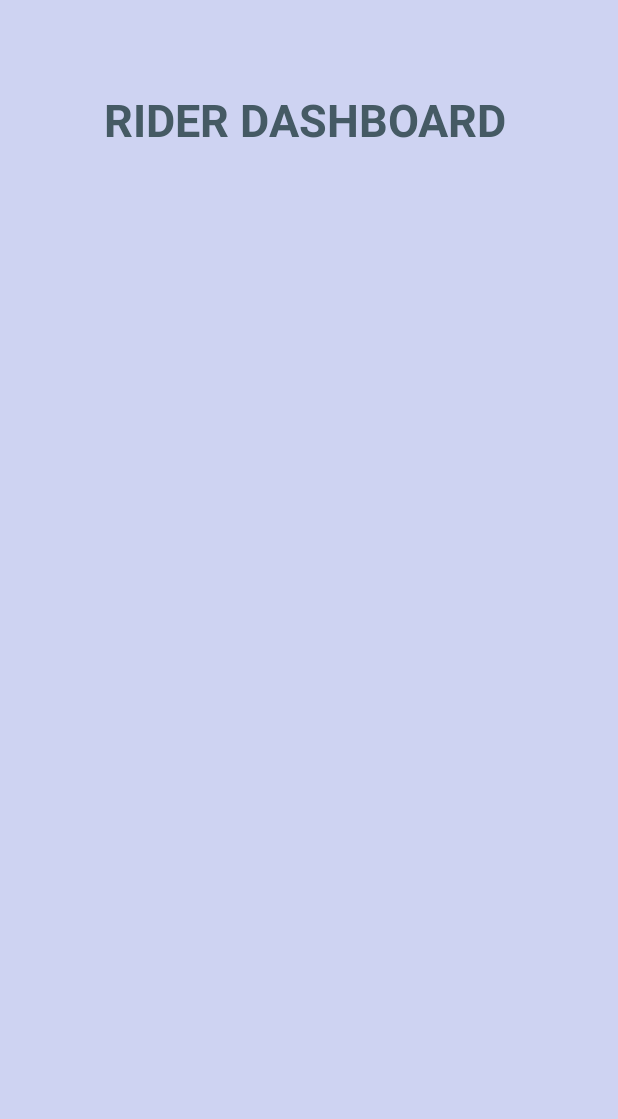
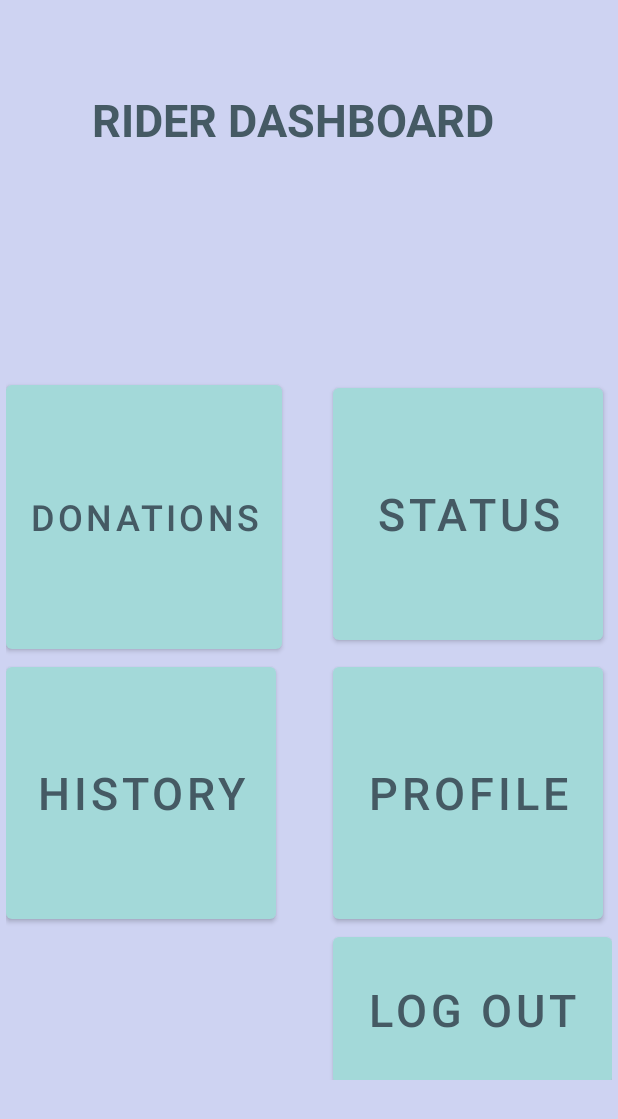
Before and after one commit to vmskonakanchi/SharedMeal, an Android app: the RiderDashboardActivity screen opened directly, with no data from a screen before it, on a phone screen of 412 x 824 dp. Shown: the top 1119 px of the screen. Run offline under Robolectric (Android 15) with nearby library versions, the phone set to English and light mode, and no system bars; our stand-ins replace Firebase (no records; nobody signed in at launch, a user with empty details on screens opened directly).

Commit message:
added RiderHistory and fixed some bugs

```diff
--- a/SharedMeal/app/src/main/AndroidManifest.xml
+++ b/SharedMeal/app/src/main/AndroidManifest.xml
@@ -14,6 +14,9 @@
         android:roundIcon="@mipmap/ic_launcher_round"
         android:supportsRtl="true"
         android:theme="@style/Theme.SharedMeal">
+        <activity
+            android:name="Rider.RiderHistory"
+            android:exported="false" />
         <activity
             android:name="Rider.RiderDashboardActivity"
             android:exported="false" />
--- a/SharedMeal/app/src/main/java/com/example/sharedmeal/Donor/HistoryActivity.java
+++ b/SharedMeal/app/src/main/java/com/example/sharedmeal/Donor/HistoryActivity.java
@@ -36,7 +36,7 @@ public class HistoryActivity extends AppCompatActivity {
         setContentView(R.layout.donor_history);
         user = FirebaseAuth.getInstance().getCurrentUser();
         list = findViewById(R.id.historyList);
-        db = FirebaseDatabase.getInstance(databaseurl).getReference().child("users").child("donors").child(user.getUid());
+        db = FirebaseDatabase.getInstance(databaseurl).getReference().child("users").child(MainActivity.type).child(user.getUid());
         try {
             UpdateList();
         } catch (NullPointerException e) {
@@ -50,7 +50,6 @@ public class HistoryActivity extends AppCompatActivity {
             @Override
             public void onDataChange(@NonNull DataSnapshot snapshot) {
                 result.add(snapshot.getValue(User.class).getRecentDonation());
-                Log.w("", snapshot.getValue(User.class).getRecentDonation());
                 adapter = new ArrayAdapter<>(HistoryActivity.this, android.R.layout.simple_list_item_activated_1, result);
                 list.setAdapter(adapter);
             }
--- a/SharedMeal/app/src/main/java/com/example/sharedmeal/Donor/MainActivity.java
+++ b/SharedMeal/app/src/main/java/com/example/sharedmeal/Donor/MainActivity.java
@@ -13,7 +13,6 @@ import com.example.sharedmeal.R;
 public class MainActivity extends AppCompatActivity {
 
     static String type;
-    static boolean isDonor;
 
     @Override
     protected void onCreate(Bundle savedInstanceState) {
@@ -25,7 +24,6 @@ public class MainActivity extends AppCompatActivity {
         //called when user clicks the donor button
         Intent donateIntent = new Intent(this, LoginActivity.class);
         donateIntent.putExtra("module", "donors");
-        isDonor = true;
         type = "donors";
         startActivity(donateIntent);
     }
--- a/SharedMeal/app/src/main/java/com/example/sharedmeal/Donor/RegisterActivity.java
+++ b/SharedMeal/app/src/main/java/com/example/sharedmeal/Donor/RegisterActivity.java
@@ -18,6 +18,9 @@ import com.google.firebase.auth.FirebaseAuth;
 import com.google.firebase.auth.UserProfileChangeRequest;
 import com.google.firebase.database.DatabaseReference;
 import com.google.firebase.database.FirebaseDatabase;
+
+import java.util.ArrayList;
+import java.util.List;
 
 public class RegisterActivity extends AppCompatActivity {
 
--- a/SharedMeal/app/src/main/java/com/example/sharedmeal/Donor/StatusActivity.java
+++ b/SharedMeal/app/src/main/java/com/example/sharedmeal/Donor/StatusActivity.java
@@ -18,6 +18,8 @@ import com.google.firebase.database.DatabaseReference;
 import com.google.firebase.database.FirebaseDatabase;
 import com.google.firebase.database.ValueEventListener;
 
+import java.util.ArrayList;
+
 public class StatusActivity extends AppCompatActivity {
 
     private boolean approved;
@@ -31,7 +33,7 @@ public class StatusActivity extends AppCompatActivity {
         super.onCreate(savedInstanceState);
         setContentView(R.layout.donor_status);
         db = FirebaseDatabase.getInstance("https://shared-meal-ce571-default-rtdb.asia-southeast1.firebasedatabase.app/")
-                .getReference("users").child("donors");
+                .getReference("users").child(MainActivity.type);
         user = FirebaseAuth.getInstance().getCurrentUser();
         uID = user.getUid();
         try {
--- /dev/null
+++ b/SharedMeal/app/src/main/res/layout/rider_dashboard.xml
@@ -0,0 +1,92 @@
+<?xml version="1.0" encoding="utf-8"?>
+<androidx.constraintlayout.widget.ConstraintLayout xmlns:android="http://schemas.android.com/apk/res/android"
+    xmlns:app="http://schemas.android.com/apk/res-auto"
+    xmlns:tools="http://schemas.android.com/tools"
+    android:layout_width="match_parent"
+    android:layout_height="match_parent"
+    tools:context="Rider.RiderDashboardActivity">
+
+    <TextView
+        android:id="@+id/textView"
+        android:layout_width="288dp"
+        android:layout_height="47dp"
+        android:text="RIDER DASHBOARD"
+        android:textColor="@color/text"
+        android:textSize="30sp"
+        android:textStyle="bold"
+        app:layout_constraintBottom_toBottomOf="parent"
+        app:layout_constraintEnd_toEndOf="parent"
+        app:layout_constraintHorizontal_bias="0.496"
+        app:layout_constraintStart_toStartOf="parent"
+        app:layout_constraintTop_toTopOf="parent"
+        app:layout_constraintVertical_bias="0.076" />
+
+    <androidx.gridlayout.widget.GridLayout
+        android:id="@+id/gridLayout"
+        android:layout_width="404dp"
+        android:layout_height="469dp"
+        app:layout_constraintBottom_toBottomOf="parent"
+        app:layout_constraintEnd_toEndOf="parent"
+        app:layout_constraintHorizontal_bias="0.461"
+        app:layout_constraintStart_toStartOf="parent"
+        app:layout_constraintTop_toTopOf="parent"
+        app:layout_constraintVertical_bias="0.707">
+
+        <Button
+            android:id="@+id/button5"
+            android:layout_width="wrap_content"
+            android:layout_height="188dp"
+            android:onClick="RiderDonations"
+            android:text="Donations"
+            android:textColor="@color/text"
+            android:textSize="24sp"
+            app:layout_column="0"
+            app:layout_row="0" />
+
+        <Button
+            android:id="@+id/button4"
+            android:layout_width="180dp"
+            android:layout_height="180dp"
+            android:onClick="RiderStatus"
+            android:text="Status"
+            android:textColor="@color/text"
+            android:textSize="30sp"
+            app:layout_column="2"
+            app:layout_row="0" />
+
+        <Button
+            android:id="@+id/button6"
+            android:layout_width="180dp"
+            android:layout_height="180dp"
+            android:onClick="RiderHistory"
+            android:text="History"
+            android:textColor="@color/text"
+            android:textSize="30sp"
+            app:layout_column="0"
+            app:layout_row="1" />
+
+        <Button
+            android:id="@+id/logout"
+            android:layout_width="186dp"
+            android:layout_height="109dp"
+            android:onClick="RiderLogOut"
+            android:text="Log Out"
+            android:textColor="@color/text"
+            android:textSize="30sp"
+            app:layout_column="2"
+            app:layout_row="2" />
+
+        <Button
+            android:id="@+id/button7"
+            android:layout_width="180dp"
+            android:layout_height="180dp"
+            android:onClick="RiderProfile"
+            android:text="PROFILE"
+            android:textColor="@color/text"
+            android:textSize="30sp"
+            app:layout_column="2"
+            app:layout_row="1" />
+
+    </androidx.gridlayout.widget.GridLayout>
+
+</androidx.constraintlayout.widget.ConstraintLayout>
--- a/SharedMeal/app/src/main/res/layout/rider_dashboard_acitivity.xml
+++ /dev/null
@@ -1,23 +0,0 @@
-<?xml version="1.0" encoding="utf-8"?>
-<androidx.constraintlayout.widget.ConstraintLayout xmlns:android="http://schemas.android.com/apk/res/android"
-    xmlns:app="http://schemas.android.com/apk/res-auto"
-    xmlns:tools="http://schemas.android.com/tools"
-    android:layout_width="match_parent"
-    android:layout_height="match_parent"
-    tools:context="Rider.RiderDashboardActivity">
-
-    <TextView
-        android:id="@+id/textView"
-        android:layout_width="272dp"
-        android:layout_height="41dp"
-        android:text="RIDER DASHBOARD"
-        android:textColor="@color/text"
-        android:textSize="30sp"
-        android:textStyle="bold"
-        app:layout_constraintBottom_toBottomOf="parent"
-        app:layout_constraintEnd_toEndOf="parent"
-        app:layout_constraintHorizontal_bias="0.496"
-        app:layout_constraintStart_toStartOf="parent"
-        app:layout_constraintTop_toTopOf="parent"
-        app:layout_constraintVertical_bias="0.076" />
-</androidx.constraintlayout.widget.ConstraintLayout>
```
Also changed, not shown: SharedMeal/app/src/main/java/Rider/RiderDashboardActivity.java (+48 -1 lines), SharedMeal/app/src/main/java/Rider/RiderHistory.java (added, +48 -0 lines), SharedMeal/app/src/main/java/com/example/sharedmeal/Donor/DashBoardActivity.java (+11 -1 lines), SharedMeal/app/src/main/java/com/example/sharedmeal/Donor/QuantityActivity.java (+7 -0 lines), SharedMeal/app/src/main/java/com/example/sharedmeal/Donor/User.java (+7 -5 lines), SharedMeal/app/src/main/res/layout/activity_main.xml (+11 -7 lines), SharedMeal/app/src/main/res/layout/rider_history.xml (added, +32 -0 lines).
